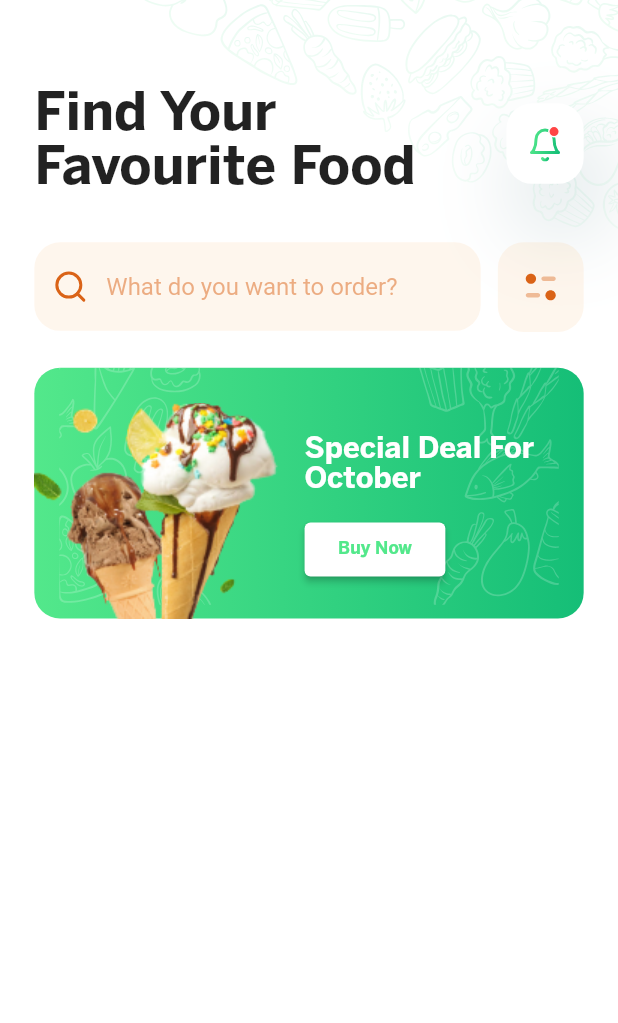
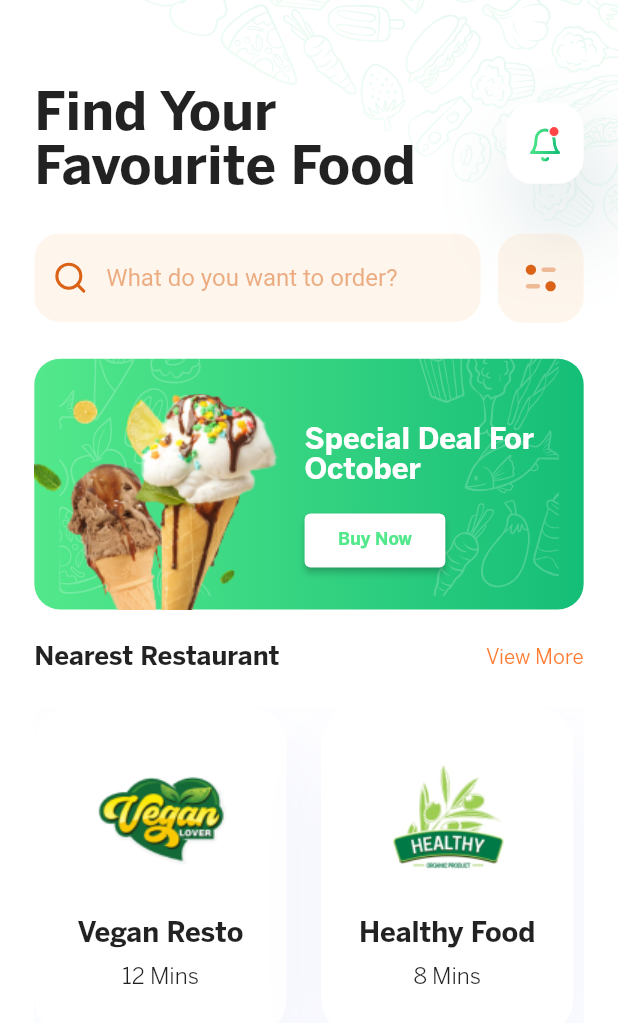
Before and after one commit to Ziaulqamar/food_delivery_app, a Flutter app: the screen it shows after launch, on a phone screen of 412 x 824 dp. Shown: the top 1023 px of the screen. Run offline on Flutter 3.47's test engine with Material 2 defaults, Android fonts, the phone set to English and light mode, and no system bars; our stand-ins replace flutter_screenutil, flutter_svg, get, iconly, image_picker, simple_gradient_text.

Commit message:
added Carousel

```diff
--- a/lib/config/colors.dart
+++ b/lib/config/colors.dart
@@ -6,5 +6,6 @@ class AppColors {
   static final dropshadowColor = const Color(0xff5A6CEA).withOpacity(0.07);
 
   static const customOrange = Color(0xffF9A84D);
+  static const customTextOrange = Color(0xffFF7C32);
   static const searchbarHintTextColor = Color(0xffDA6317);
 }
--- /dev/null
+++ b/lib/screens/home_screen/components/nearesRestaurantsWidget.dart
@@ -0,0 +1,33 @@
+import 'package:flutter/material.dart';
+import 'package:flutter_screenutil/flutter_screenutil.dart';
+
+import '../../../config/colors.dart';
+
+class NearestRestaurantsWidget extends StatelessWidget {
+  @override
+  Widget build(BuildContext context) {
+    return Row(
+      mainAxisAlignment: MainAxisAlignment.spaceBetween,
+      children: [
+        Text(
+          'Nearest Restaurant',
+          style: TextStyle(
+            fontFamily: 'BentonSans Bold',
+            fontSize: 15.sp,
+          ),
+        ),
+        GestureDetector(
+          onTap: () {},
+          child: Text(
+            'View More',
+            style: TextStyle(
+              fontFamily: 'BentonSans Book',
+              fontSize: 12.sp,
+              color: AppColors.customTextOrange,
+            ),
+          ),
+        ),
+      ],
+    );
+  }
+}
--- /dev/null
+++ b/lib/screens/home_screen/components/restaurantCard.dart
@@ -0,0 +1,64 @@
+import 'package:flutter/material.dart';
+import 'package:flutter_screenutil/flutter_screenutil.dart';
+
+import '../../../config/colors.dart';
+
+class RestaurantCard extends StatelessWidget {
+  final String image;
+  final String restaurantName;
+  final String restaurantTime;
+  RestaurantCard({
+    required this.image,
+    required this.restaurantName,
+    required this.restaurantTime,
+  });
+
+  @override
+  Widget build(BuildContext context) {
+    return Container(
+      height: 184.h,
+      width: 147.w,
+      margin: EdgeInsets.only(right: 20.w),
+      decoration: BoxDecoration(
+        color: Colors.white,
+        borderRadius: BorderRadius.circular(22.r),
+        boxShadow: [
+          BoxShadow(
+            blurRadius: 50,
+            offset: const Offset(12, 26),
+            color: AppColors.dropshadowColor,
+          )
+        ],
+      ),
+      child: Column(
+        crossAxisAlignment: CrossAxisAlignment.center,
+        mainAxisAlignment: MainAxisAlignment.center,
+        children: [
+          SizedBox(
+            height: 73.h,
+            width: 96.w,
+            child: Image.asset(
+              image,
+            ),
+          ),
+          SizedBox(height: 20.h),
+          Text(
+            restaurantName,
+            style: TextStyle(
+              fontFamily: 'BentonSans Bold',
+              fontSize: 16.sp,
+            ),
+          ),
+          SizedBox(height: 10.h),
+          Text(
+            restaurantTime,
+            style: TextStyle(
+              fontFamily: 'BentonSans Book',
+              fontSize: 13.sp,
+            ),
+          ),
+        ],
+      ),
+    );
+  }
+}
--- a/lib/screens/home_screen/homeScreen.dart
+++ b/lib/screens/home_screen/homeScreen.dart
@@ -8,8 +8,10 @@ import 'package:get/get.dart';
 
 import 'components/filterButton.dart';
 import 'components/homeScreenCustomTextField.dart';
+import 'components/nearesRestaurantsWidget.dart';
 import 'components/notificationButton.dart';
 import 'components/promotionalCardWidget.dart';
+import 'components/restaurantCard.dart';
 
 class Homescreen extends StatelessWidget {
   const Homescreen({super.key});
@@ -37,7 +39,7 @@ class Homescreen extends StatelessWidget {
                 const NotificationButton(),
               ],
             ),
-            SizedBox(height: 25.h),
+            SizedBox(height: 20.h),
             Row(
               mainAxisAlignment: MainAxisAlignment.spaceBetween,
               children: [
@@ -47,6 +49,41 @@ class Homescreen extends StatelessWidget {
             ),
             SizedBox(height: 20.h),
             PromotionalCardWidget(),
+            SizedBox(height: 20.h),
+            SingleChildScrollView(
+              scrollDirection: Axis.vertical,
+              child: Column(
+                children: [
+                  NearestRestaurantsWidget(),
+                  SizedBox(height: 20.h),
+                  SizedBox(
+                    height: 184.h,
+                    width: double.infinity,
+                    child: ListView(
+                      scrollDirection: Axis.horizontal,
+                      physics: const BouncingScrollPhysics(),
+                      children: [
+                        RestaurantCard(
+                          image: 'assets/images/veganRestaurant.png',
+                          restaurantName: 'Vegan Resto',
+                          restaurantTime: '12 Mins',
+                        ),
+                        RestaurantCard(
+                          image: 'assets/images/healthyRestaurant.png',
+                          restaurantName: 'Healthy Food',
+                          restaurantTime: '8 Mins',
+                        ),
+                        RestaurantCard(
+                          image: 'assets/images/goodFoodRestaurant.png',
+                          restaurantName: 'Good Food',
+                          restaurantTime: '12 Mins',
+                        ),
+                      ],
+                    ),
+                  ),
+                ],
+              ),
+            ),
           ],
         ),
       ),
```
Also changed, not shown: assets/images/goodFoodRestaurant.png (added), assets/images/healthyRestaurant.png (added), assets/images/veganRestaurant.png (added).
